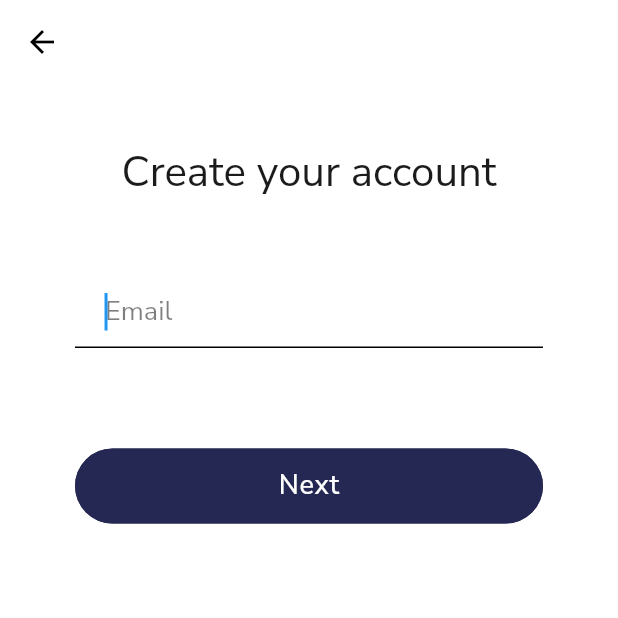
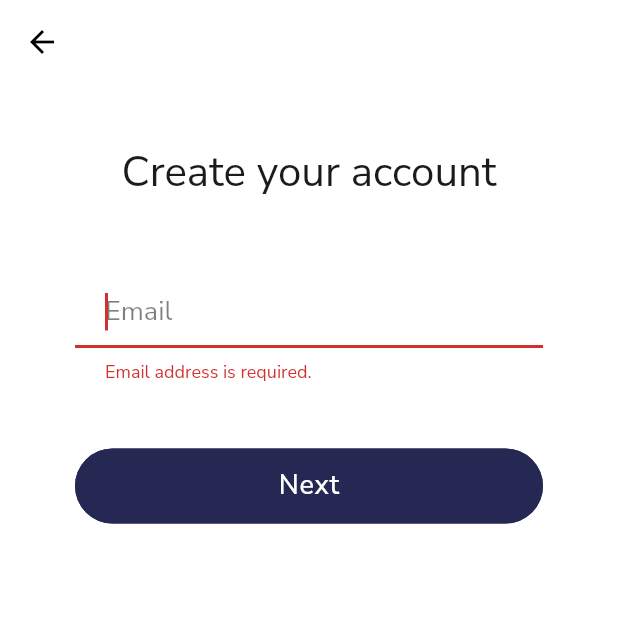
Before and after one commit to ekayy/alike_learning, a Flutter app: the SignUpEmailScreen screen opened by its route, after a tap on "Next", on a phone screen of 412 x 824 dp, the top half of it. Run offline on Flutter 3.47's test engine with Material 2 defaults, Android fonts, the phone set to English and light mode, and no system bars; our stand-ins replace email_validator, flutter_multi_formatter, flutter_svg, google_fonts, pin_code_text_field.

Commit message:
Fix email validation

```diff
--- a/lib/src/auth/sign_up_email_screen.dart
+++ b/lib/src/auth/sign_up_email_screen.dart
@@ -11,7 +11,7 @@ class SignUpEmailScreen extends StatefulWidget {
 
 class _SignUpEmailScreenState extends State<SignUpEmailScreen> {
   final _emailController = TextEditingController();
-  bool isEmailValid = false;
+  final _emailFormKey = GlobalKey<FormState>();
 
   @override
   Widget build(BuildContext context) {
@@ -27,7 +27,9 @@ class _SignUpEmailScreenState extends State<SignUpEmailScreen> {
               textAlign: TextAlign.center,
             ),
             const SizedBox(height: 50),
-            AlikeTextInput(
+            Form(
+              key: _emailFormKey,
+              child: AlikeTextInput(
                 controller: _emailController,
                 hintText: 'Email',
                 autocorrect: false,
@@ -41,11 +43,12 @@ class _SignUpEmailScreenState extends State<SignUpEmailScreen> {
                   return null;
                 },
               ),
+            ),
             const SizedBox(height: 40),
             Button(
               text: 'Next',
               onPress: () {
-                if (EmailValidator.validate(_emailController.text)) {
+                if (_emailFormKey.currentState.validate()) {
                   Navigator.pushNamed(context, '/signUpName');
                 }
               },
```
Lines whose indentation alone changed are shown as unchanged.
